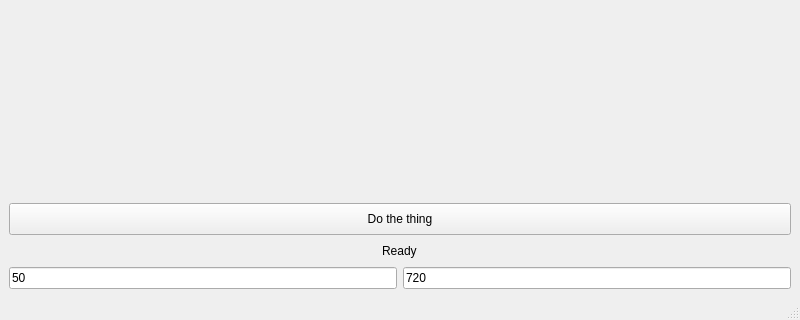
Above: mainwindow.ui from PandaTwoxx/ray-tracer before the change; both pictures show x 0 to 800 and y 280 to 600 of the 800 by 600 pixel window. Below: the same form after it.
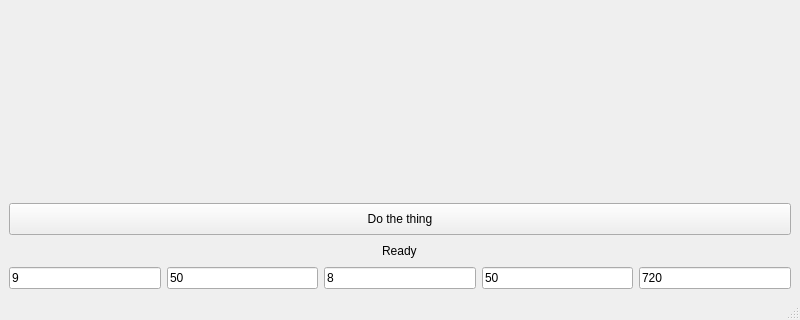
That is the form after the change.

The edit to the form file:
```diff
--- a/mainwindow.ui
+++ b/mainwindow.ui
@@ -71,6 +71,16 @@
     </item>
     <item>
      <layout class="QHBoxLayout" name="horizontalLayout">
+      <item>
+       <widget class="QLineEdit" name="scene">
+        <property name="text">
+         <string>9</string>
+        </property>
+        <property name="placeholderText">
+         <string>Scene Number</string>
+        </property>
+       </widget>
+      </item>
       <item>
        <widget class="QLineEdit" name="sample_count">
         <property name="text">
@@ -81,6 +91,26 @@
         </property>
        </widget>
       </item>
+      <item>
+       <widget class="QLineEdit" name="threads">
+        <property name="text">
+         <string>8</string>
+        </property>
+        <property name="placeholderText">
+         <string>Threads</string>
+        </property>
+       </widget>
+      </item>
+      <item>
+       <widget class="QLineEdit" name="maxBounces">
+        <property name="text">
+         <string>50</string>
+        </property>
+        <property name="placeholderText">
+         <string>Max Bounces</string>
+        </property>
+       </widget>
+      </item>
       <item>
        <widget class="QLineEdit" name="width">
         <property name="text">
```
